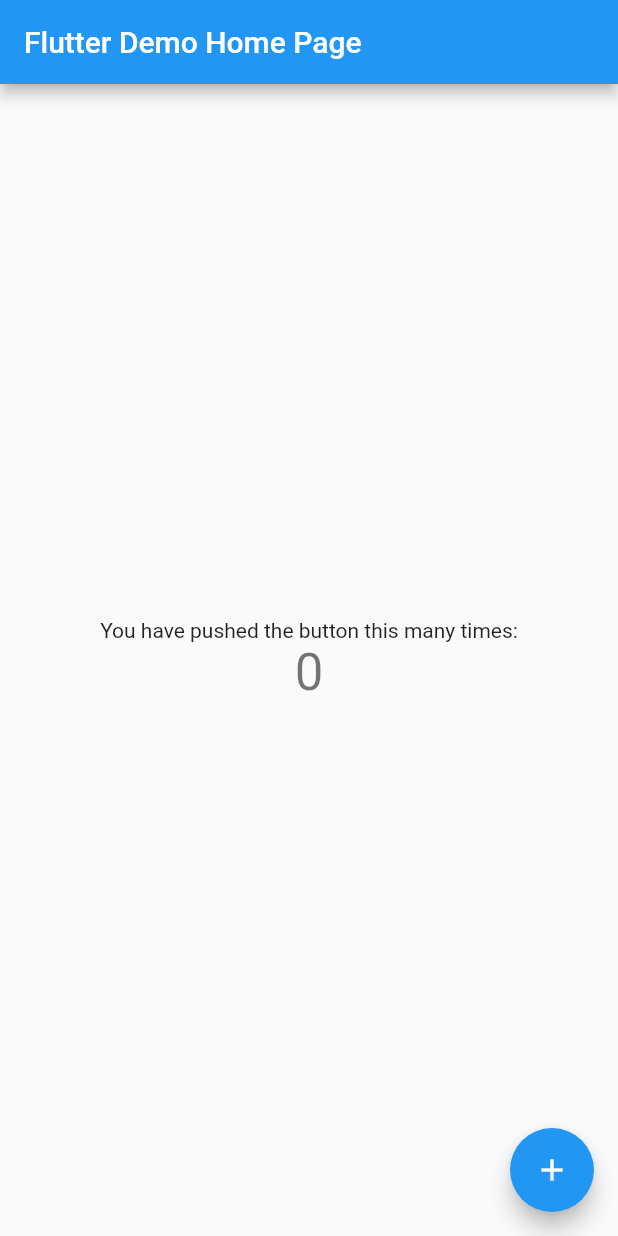
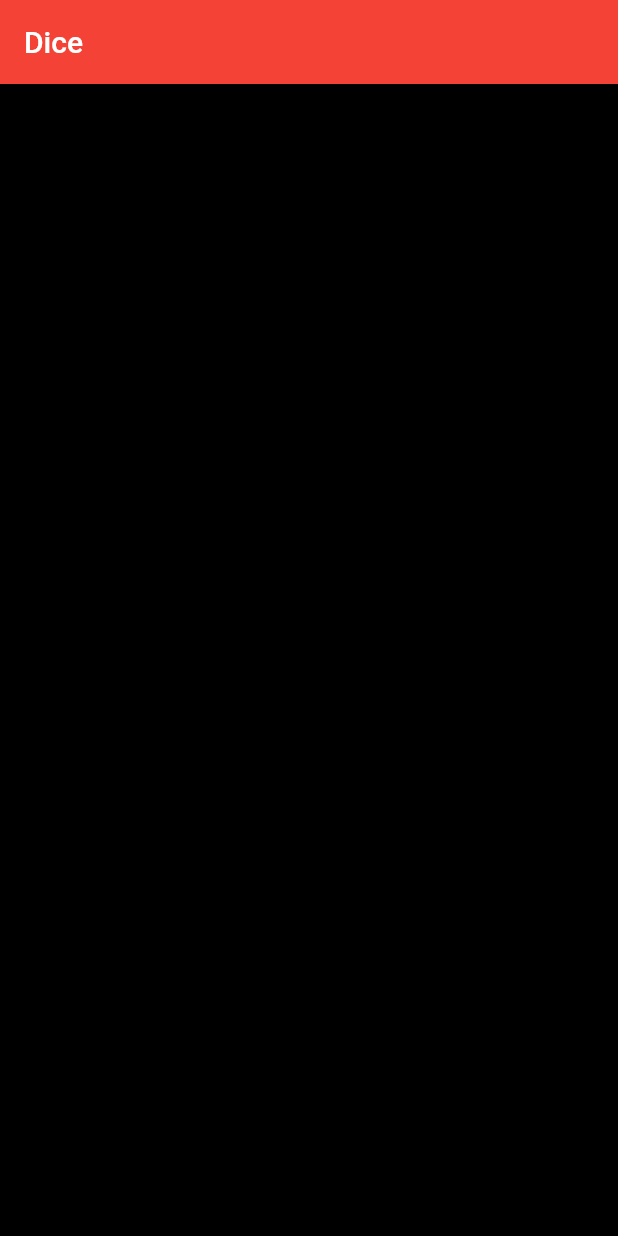
Before and after one commit to kvntzn/dice_flutter, a Flutter app: the screen it shows after launch, on a phone screen of 412 x 824 dp. Run offline on Flutter 3.47's test engine with Material 2 defaults, Android fonts, the phone set to English and light mode, and no system bars.

Commit message:
initial page

```diff
--- a/lib/main.dart
+++ b/lib/main.dart
@@ -1,117 +1,22 @@
 import 'package:flutter/material.dart';
 
 void main() {
-  runApp(MyApp());
+  runApp(MaterialApp(
+    home: Scaffold(
+      backgroundColor: Colors.black,
+      appBar: AppBar(
+        title: Text('Dice'),
+        backgroundColor: Colors.red,
+      ),
+      body: DicePage(),
+      ),
+    )
+  );
 }
 
-class MyApp extends StatelessWidget {
-  // This widget is the root of your application.
+class DicePage extends StatelessWidget {
   @override
   Widget build(BuildContext context) {
-    return MaterialApp(
-      title: 'Flutter Demo',
-      theme: ThemeData(
-        // This is the theme of your application.
-        //
-        // Try running your application with "flutter run". You'll see the
-        // application has a blue toolbar. Then, without quitting the app, try
-        // changing the primarySwatch below to Colors.green and then invoke
-        // "hot reload" (press "r" in the console where you ran "flutter run",
-        // or simply save your changes to "hot reload" in a Flutter IDE).
-        // Notice that the counter didn't reset back to zero; the application
-        // is not restarted.
-        primarySwatch: Colors.blue,
-        // This makes the visual density adapt to the platform that you run
-        // the app on. For desktop platforms, the controls will be smaller and
-        // closer together (more dense) than on mobile platforms.
-        visualDensity: VisualDensity.adaptivePlatformDensity,
-      ),
-      home: MyHomePage(title: 'Flutter Demo Home Page'),
-    );
+   return Container();
   }
 }
-
-class MyHomePage extends StatefulWidget {
-  MyHomePage({Key key, this.title}) : super(key: key);
-
-  // This widget is the home page of your application. It is stateful, meaning
-  // that it has a State object (defined below) that contains fields that affect
-  // how it looks.
-
-  // This class is the configuration for the state. It holds the values (in this
-  // case the title) provided by the parent (in this case the App widget) and
-  // used by the build method of the State. Fields in a Widget subclass are
-  // always marked "final".
-
-  final String title;
-
-  @override
-  _MyHomePageState createState() => _MyHomePageState();
-}
-
-class _MyHomePageState extends State<MyHomePage> {
-  int _counter = 0;
-
-  void _incrementCounter() {
-    setState(() {
-      // This call to setState tells the Flutter framework that something has
-      // changed in this State, which causes it to rerun the build method below
-      // so that the display can reflect the updated values. If we changed
-      // _counter without calling setState(), then the build method would not be
-      // called again, and so nothing would appear to happen.
-      _counter++;
-    });
-  }
-
-  @override
-  Widget build(BuildContext context) {
-    // This method is rerun every time setState is called, for instance as done
-    // by the _incrementCounter method above.
-    //
-    // The Flutter framework has been optimized to make rerunning build methods
-    // fast, so that you can just rebuild anything that needs updating rather
-    // than having to individually change instances of widgets.
-    return Scaffold(
-      appBar: AppBar(
-        // Here we take the value from the MyHomePage object that was created by
-        // the App.build method, and use it to set our appbar title.
-        title: Text(widget.title),
-      ),
-      body: Center(
-        // Center is a layout widget. It takes a single child and positions it
-        // in the middle of the parent.
-        child: Column(
-          // Column is also a layout widget. It takes a list of children and
-          // arranges them vertically. By default, it sizes itself to fit its
-          // children horizontally, and tries to be as tall as its parent.
-          //
-          // Invoke "debug painting" (press "p" in the console, choose the
-          // "Toggle Debug Paint" action from the Flutter Inspector in Android
-          // Studio, or the "Toggle Debug Paint" command in Visual Studio Code)
-          // to see the wireframe for each widget.
-          //
-          // Column has various properties to control how it sizes itself and
-          // how it positions its children. Here we use mainAxisAlignment to
-          // center the children vertically; the main axis here is the vertical
-          // axis because Columns are vertical (the cross axis would be
-          // horizontal).
-          mainAxisAlignment: MainAxisAlignment.center,
-          children: <Widget>[
-            Text(
-              'You have pushed the button this many times:',
-            ),
-            Text(
-              '$_counter',
-              style: Theme.of(context).textTheme.headline4,
-            ),
-          ],
-        ),
-      ),
-      floatingActionButton: FloatingActionButton(
-        onPressed: _incrementCounter,
-        tooltip: 'Increment',
-        child: Icon(Icons.add),
-      ), // This trailing comma makes auto-formatting nicer for build methods.
-    );
-  }
-}
```
Also changed, not shown: pubspec.yaml (+2 -55 lines), images/dice1.png (added), images/dice2.png (added), images/dice3.png (added), images/dice4.png (added), images/dice5.png (added), images/dice6.png (added).
